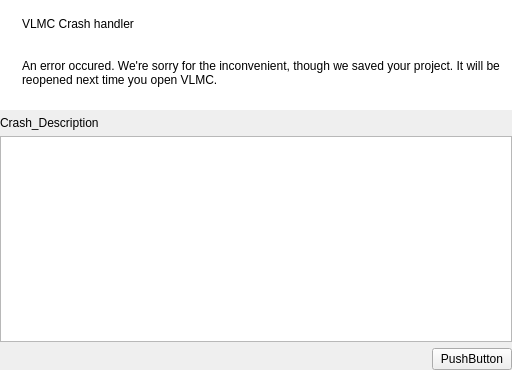
The window that src/GUI/widgets/CrashHandler.ui (VLMC/vlmc) describes before a commit, drawn with Qt 5.
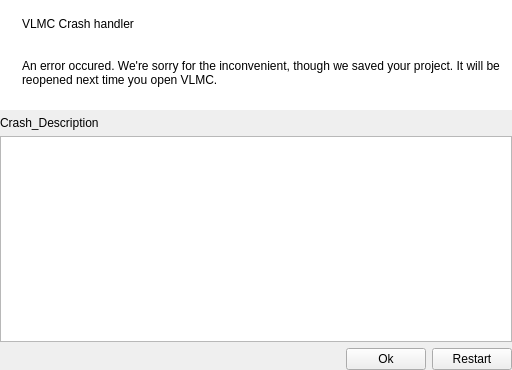
The same window after the commit. Icons and pictures are not drawn.

Commit message:
Adding consistency to the crash handler widget (title, close and restart button)
Rstart is functionnal.

Patch:
```diff
--- a/src/GUI/widgets/CrashHandler.ui
+++ b/src/GUI/widgets/CrashHandler.ui
@@ -153,7 +153,14 @@
      <item>
       <widget class="QPushButton" name="closeButton">
        <property name="text">
-        <string>PushButton</string>
+        <string>Ok</string>
+       </property>
+      </widget>
+     </item>
+     <item>
+      <widget class="QPushButton" name="restartButton">
+       <property name="text">
+        <string>Restart</string>
        </property>
       </widget>
      </item>
```
Left out of the diff: 4 changed lines with no effect on the pictures. The commit also changes 2 other files.
